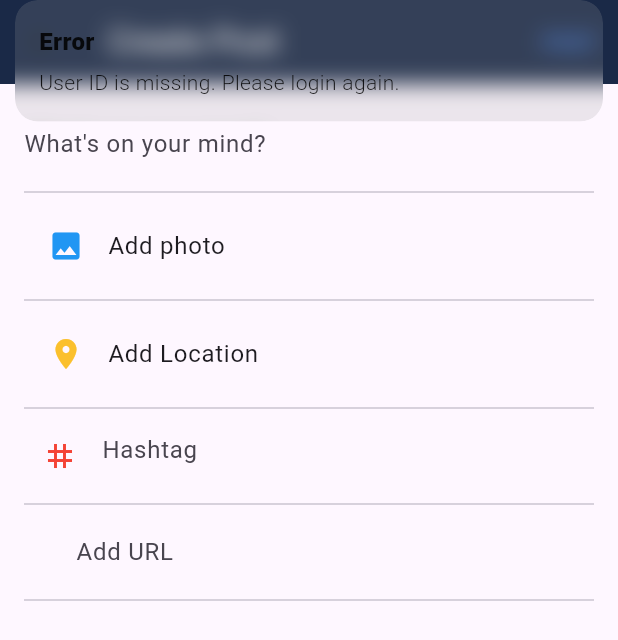
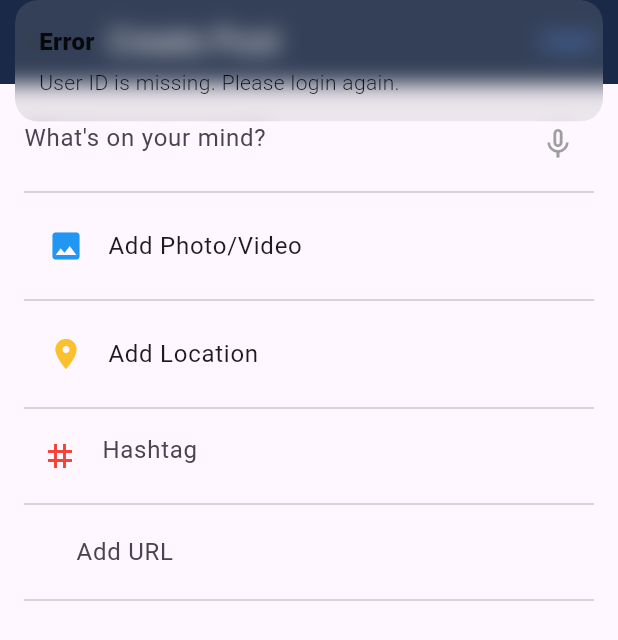
Before and after one commit to Atzee7/wavers, a Flutter app: the CreatePostView screen opened directly, after a tap on "POST", on a phone screen of 412 x 824 dp. Shown: the top 640 px of the screen. Run offline on Flutter 3.47's test engine with Material 3 defaults, Android fonts, the phone set to English and light mode, and no system bars; our stand-ins replace cloud_firestore, firebase_auth, firebase_core, firebase_messaging, firebase_storage, flutter_local_notifications and 7 more; accounts and stored records are empty.

Commit message:
adding video and speech to text in create post

```diff
--- a/lib/app/modules/home/controllers/create_post_controller.dart
+++ b/lib/app/modules/home/controllers/create_post_controller.dart
@@ -5,7 +5,9 @@ import 'package:google_maps_flutter/google_maps_flutter.dart';
 import 'package:sosmed/app/modules/home/views/HalamanUtama/map_create_post_view.dart';
 import 'package:flutter/material.dart';
 import 'package:image_picker/image_picker.dart';
+import 'package:speech_to_text/speech_to_text.dart' as stt;
 import 'dart:io';
+import 'package:video_player/video_player.dart';
 import 'auth_controller.dart'; // Pastikan ini sudah diimpor
 
 class CreatePostController extends GetxController {
@@ -14,23 +16,41 @@ class CreatePostController extends GetxController {
   var hashtags = ''.obs;
   var url = ''.obs;
   var imageFile = Rxn<File>();
+  var videoFile = Rxn<File>();
+  var videoController = Rxn<VideoPlayerController>();
+  var isListening = false.obs; // Status untuk mic (listening)
 
   final picker = ImagePicker();
+  final stt.SpeechToText _speechToText = stt.SpeechToText();
 
   // Ambil userId dari AuthController secara dinamis
   String get userId => AuthController.instance.userId.value;
 
-  // Function to pick an image from gallery
-  Future<void> pickImage(ImageSource source) async {
-    final pickedFile = await picker.pickImage(source: source);
+  // Function to pick an image or video from gallery or camera
+  Future<void> pickMedia(ImageSource source, bool isVideo) async {
+    final pickedFile = isVideo
+        ? await picker.pickVideo(source: source)
+        : await picker.pickImage(source: source);
+
     if (pickedFile != null) {
-      imageFile.value = File(pickedFile.path);
+      if (isVideo) {
+        videoFile.value = File(pickedFile.path);
+        videoController.value =
+        VideoPlayerController.file(videoFile.value!)..initialize();
+        imageFile.value = null; // Reset image if video is selected
+      } else {
+        imageFile.value = File(pickedFile.path);
+        videoFile.value = null; // Reset video if image is selected
+        videoController.value = null;
+      }
     }
   }
 
-  // Function to clear the image
-  void clearImage() {
+  // Function to clear the selected image or video
+  void clearMedia() {
     imageFile.value = null;
+    videoFile.value = null;
+    videoController.value = null;
   }
 
   // Function to open MapView and get location
@@ -42,16 +62,37 @@ class CreatePostController extends GetxController {
     }
   }
 
-  // Function to upload image to Firebase Storage
-  Future<String?> uploadImage(File image) async {
+  // Function to start speech-to-text recognition
+  Future<void> startListening() async {
+    if (await _speechToText.initialize()) {
+      isListening.value = true;
+      _speechToText.listen(onResult: (result) {
+        postText.value = result.recognizedWords;
+      });
+    } else {
+      print("Speech recognition not available");
+      Get.snackbar("Error", "Speech recognition is not available.");
+    }
+  }
+
+  // Function to stop speech-to-text recognition
+  void stopListening() {
+    _speechToText.stop();
+    isListening.value = false;
+  }
+
+  // Function to upload image or video to Firebase Storage
+  Future<String?> uploadMedia(File media, bool isVideo) async {
     try {
-      String fileName = 'posts/${DateTime.now().millisecondsSinceEpoch}';
+      String fileName = isVideo
+          ? 'videos/${DateTime.now().millisecondsSinceEpoch}.mp4'
+          : 'images/${DateTime.now().millisecondsSinceEpoch}.jpg';
       UploadTask uploadTask =
-      FirebaseStorage.instance.ref(fileName).putFile(image);
+      FirebaseStorage.instance.ref(fileName).putFile(media);
       TaskSnapshot snapshot = await uploadTask;
       return await snapshot.ref.getDownloadURL();
     } catch (e) {
-      print("Image upload failed: $e");
+      print("Media upload failed: $e");
       return null;
     }
   }
@@ -59,7 +100,7 @@ class CreatePostController extends GetxController {
   // Function to post to Firestore
   void post() async {
     try {
-      // Pastikan userId tidak kosong
+      // Ensure userId is not empty
       if (userId.isEmpty) {
         print("Error: userId is empty. Please login first.");
         Get.snackbar("Error", "User ID is missing. Please login again.");
@@ -69,10 +110,14 @@ class CreatePostController extends GetxController {
       // Create a unique post ID
       String postId = FirebaseFirestore.instance.collection('Posts').doc().id;
 
-      // Check if there is an image and upload it
-      String? imageURL;
+      // Check if there is an image or video and upload it
+      String? mediaURL;
+      bool isVideo = false;
       if (imageFile.value != null) {
-        imageURL = await uploadImage(imageFile.value!);
+        mediaURL = await uploadMedia(imageFile.value!, false);
+      } else if (videoFile.value != null) {
+        mediaURL = await uploadMedia(videoFile.value!, true);
+        isVideo = true;
       }
 
       // Prepare the post data
@@ -86,12 +131,16 @@ class CreatePostController extends GetxController {
         'likeCount': 0,
         'commentCount': 0,
         'repostCount': 0,
-        'userId': userId, // Menggunakan ID pengguna dari AuthController
-        'imageURL': imageURL ?? "",
+        'userId': userId,
+        'mediaURL': mediaURL ?? "",
+        'isVideo': isVideo,
       };
 
       // Save the post data to the main collection (global Posts)
-      await FirebaseFirestore.instance.collection('Posts').doc(postId).set(postData);
+      await FirebaseFirestore.instance
+          .collection('Posts')
+          .doc(postId)
+          .set(postData);
 
       // Save the same post data to the user's profile collection
       await FirebaseFirestore.instance
@@ -106,7 +155,7 @@ class CreatePostController extends GetxController {
       location.value = '';
       hashtags.value = '';
       url.value = '';
-      imageFile.value = null;
+      clearMedia();
 
       print("Post successfully saved to Firestore.");
     } catch (e) {
--- a/lib/app/modules/home/views/HalamanUtama/create_post_view.dart
+++ b/lib/app/modules/home/views/HalamanUtama/create_post_view.dart
@@ -1,5 +1,7 @@
 import 'package:flutter/material.dart';
 import 'package:get/get.dart';
+import 'dart:io';
+import 'package:video_player/video_player.dart';
 import 'package:image_picker/image_picker.dart';
 import 'package:sosmed/app/modules/home/controllers/create_post_controller.dart';
 
@@ -10,122 +12,228 @@ class CreatePostView extends StatelessWidget {
   Widget build(BuildContext context) {
     return Scaffold(
       appBar: AppBar(
-        backgroundColor: Color(0xFF1A2947),
-        title: Text("Create Post", style: TextStyle(color: Colors.white)),
+        backgroundColor: const Color(0xFF1A2947),
+        title: const Text("Create Post", style: TextStyle(color: Colors.white)),
         actions: [
           TextButton(
             onPressed: controller.post,
-            child: Text("POST", style: TextStyle(color: Colors.blueAccent)),
-          )
+            child: const Text("POST", style: TextStyle(color: Colors.blueAccent)),
+          ),
         ],
       ),
-      body: Padding(
+      body: SingleChildScrollView(
+        child: Padding(
           padding: const EdgeInsets.all(16.0),
           child: Column(
             crossAxisAlignment: CrossAxisAlignment.start,
             children: [
-            TextField(
+              // Text Field with Speech-to-Text
+              Obx(
+                    () => TextField(
                   onChanged: (value) => controller.postText.value = value,
+                  controller:
+                  TextEditingController(text: controller.postText.value),
                   decoration: InputDecoration(
                     hintText: "What's on your mind?",
                     border: InputBorder.none,
+                    suffixIcon: IconButton(
+                      icon: Icon(
+                        controller.isListening.value
+                            ? Icons.mic
+                            : Icons.mic_none,
+                        color: controller.isListening.value
+                            ? Colors.red
+                            : Colors.grey,
+                      ),
+                      onPressed: () {
+                        if (controller.isListening.value) {
+                          controller.stopListening();
+                        } else {
+                          controller.startListening();
+                        }
+                      },
                     ),
                   ),
-            Divider(),
-            Obx(() => ListTile(
-              leading: Icon(Icons.photo, color: Colors.blue),
-              title: controller.imageFile.value == null
-                  ? Text("Add photo")
-                  : SizedBox(),
-              onTap: () => _showImageSourceDialog(context),
-              trailing: controller.imageFile.value != null
-                  ? GestureDetector(
-                onTap: controller.clearImage,
-                child: Image.file(controller.imageFile.value!, width: 100),
-              )
-                  : null,
-            )),
-            Divider(),
-            Obx(() => ListTile(
+                ),
+              ),
+              const Divider(),
+
+              // Add Photo/Video Section
+              Obx(
+                    () {
+                  if (controller.imageFile.value != null) {
+                    return Column(
+                      children: [
+                        GestureDetector(
+                          onTap: controller.clearMedia,
+                          child: Image.file(
+                            controller.imageFile.value!,
+                            width: double.infinity,
+                            height: 300,
+                            fit: BoxFit.cover,
+                          ),
+                        ),
+                        const SizedBox(height: 8),
+                      ],
+                    );
+                  } else if (controller.videoFile.value != null &&
+                      controller.videoController.value != null) {
+                    return Column(
+                      children: [
+                        AspectRatio(
+                          aspectRatio: controller
+                              .videoController.value!.value.aspectRatio,
+                          child: VideoPlayer(controller.videoController.value!),
+                        ),
+                        VideoProgressIndicator(
+                          controller.videoController.value!,
+                          allowScrubbing: true,
+                        ),
+                        Row(
+                          mainAxisAlignment: MainAxisAlignment.center,
+                          children: [
+                            IconButton(
+                              icon: Icon(
+                                controller.videoController.value!.value.isPlaying
+                                    ? Icons.pause
+                                    : Icons.play_arrow,
+                              ),
+                              onPressed: () {
+                                if (controller
+                                    .videoController.value!.value.isPlaying) {
+                                  controller.videoController.value!.pause();
+                                } else {
+                                  controller.videoController.value!.play();
+                                }
+                              },
+                            ),
+                          ],
+                        ),
+                        const SizedBox(height: 8),
+                      ],
+                    );
+                  } else {
+                    return ListTile(
+                      leading: const Icon(Icons.photo, color: Colors.blue),
+                      title: const Text("Add Photo/Video"),
+                      onTap: () => _showMediaSourceDialog(context),
+                    );
+                  }
+                },
+              ),
+              const Divider(),
+
+              // Add Location
+              Obx(
+                    () => ListTile(
                   leading: Icon(Icons.location_on, color: Colors.yellow[700]),
                   title: controller.location.value.isEmpty
-                  ? Text("Add Location")
+                      ? const Text("Add Location")
                       : SizedBox(),
                   onTap: () => controller.selectLocation(context),
                   subtitle: controller.location.value.isNotEmpty
                       ? Text(controller.location.value)
                       : null,
-            )),
-            Divider(),
+                ),
+              ),
+              const Divider(),
+
+              // Hashtags
               TextField(
                 onChanged: (value) => controller.hashtags.value = value,
-              decoration: InputDecoration(
+                decoration: const InputDecoration(
                   hintText: "Hashtag",
                   prefixIcon: Icon(Icons.tag, color: Colors.red),
                   border: InputBorder.none,
                 ),
               ),
-            Divider(),
+              const Divider(),
+
+              // Add URL
               TextField(
                 onChanged: (value) => controller.url.value = value,
-              decoration: InputDecoration(
+                decoration: const InputDecoration(
                   hintText: "Add URL",
                   prefixText: "URL ",
                   border: InputBorder.none,
                 ),
               ),
-            Divider(),
-            Obx(() {
+              const Divider(),
+
+              // Preview of Data
+              Obx(
+                    () {
                   return Column(
                     crossAxisAlignment: CrossAxisAlignment.start,
                     children: [
                       if (controller.location.isNotEmpty)
                         ListTile(
-                      leading: Icon(Icons.location_on, color: Colors.yellow[700]),
+                          leading: Icon(Icons.location_on,
+                              color: Colors.yellow[700]),
                           title: Text(controller.location.value),
                         ),
                       if (controller.hashtags.isNotEmpty)
                         Text(
                           controller.hashtags.value,
-                      style: TextStyle(color: Colors.blue),
+                          style: const TextStyle(color: Colors.blue),
                         ),
                       if (controller.url.isNotEmpty)
                         Text(
                           controller.url.value,
-                      style: TextStyle(color: Colors.blue, decoration: TextDecoration.underline),
+                          style: const TextStyle(
+                              color: Colors.blue,
+                              decoration: TextDecoration.underline),
                         ),
                     ],
                   );
-            }),
+                },
+              ),
             ],
+          ),
         ),
       ),
     );
   }
 
-  // Show dialog for selecting image source
-  void _showImageSourceDialog(BuildContext context) {
+  // Show dialog for selecting image or video source
+  void _showMediaSourceDialog(BuildContext context) {
     showDialog(
       context: context,
       builder: (BuildContext context) {
         return AlertDialog(
-          title: Text("Choose Image Source"),
+          title: const Text("Choose Media Source"),
           content: Column(
             mainAxisSize: MainAxisSize.min,
             children: [
               ListTile(
-                leading: Icon(Icons.camera_alt),
-                title: Text("Camera"),
+                leading: const Icon(Icons.camera_alt),
+                title: const Text("Capture Photo"),
                 onTap: () {
-                  controller.pickImage(ImageSource.camera);
+                  controller.pickMedia(ImageSource.camera, false);
                   Navigator.of(context).pop();
                 },
               ),
               ListTile(
-                leading: Icon(Icons.photo),
-                title: Text("Gallery"),
+                leading: const Icon(Icons.photo),
+                title: const Text("Pick Photo"),
                 onTap: () {
-                  controller.pickImage(ImageSource.gallery);
+                  controller.pickMedia(ImageSource.gallery, false);
+                  Navigator.of(context).pop();
+                },
+              ),
+              ListTile(
+                leading: const Icon(Icons.videocam),
+                title: const Text("Capture Video"),
+                onTap: () {
+                  controller.pickMedia(ImageSource.camera, true);
+                  Navigator.of(context).pop();
+                },
+              ),
+              ListTile(
+                leading: const Icon(Icons.video_library),
+                title: const Text("Pick Video"),
+                onTap: () {
+                  controller.pickMedia(ImageSource.gallery, true);
                   Navigator.of(context).pop();
                 },
               ),
--- a/pubspec.yaml
+++ b/pubspec.yaml
@@ -48,6 +48,8 @@ dependencies:
   get: ^4.6.6
   google_maps_flutter: ^2.2.2
   geolocator: ^13.0.1
+  speech_to_text: ^6.3.0
+  video_player: ^2.9.2
 
 
 dev_dependencies:
```
Also changed, not shown: pubspec.lock, 2 other files. Lines whose indentation alone changed are shown as unchanged.
